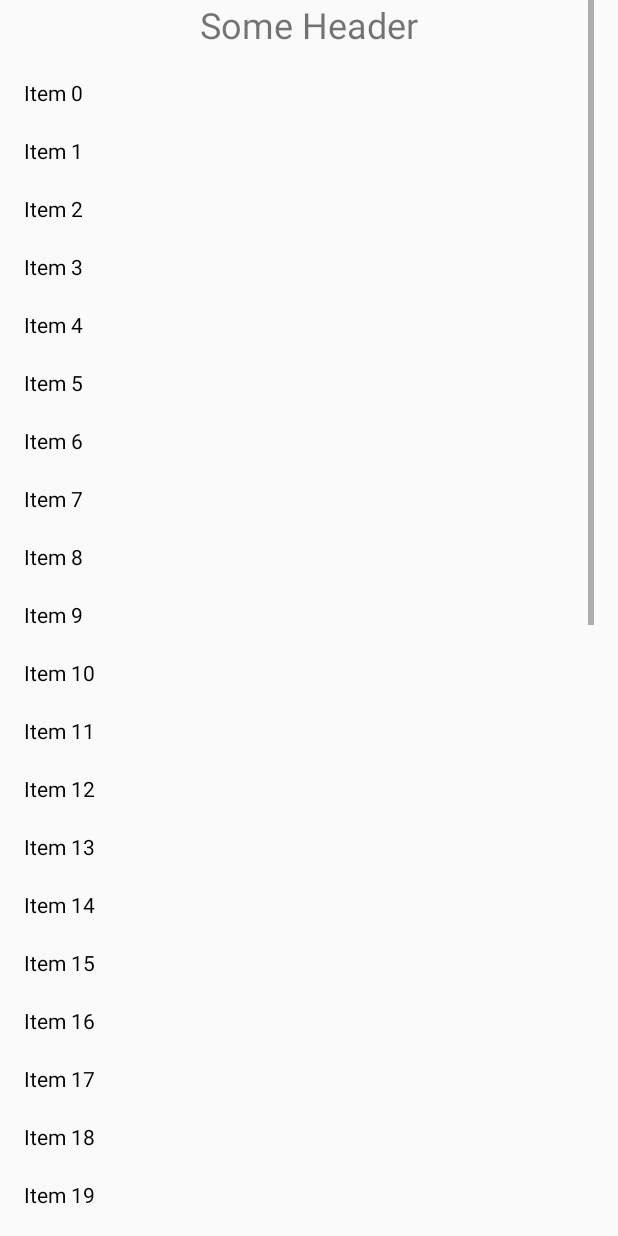
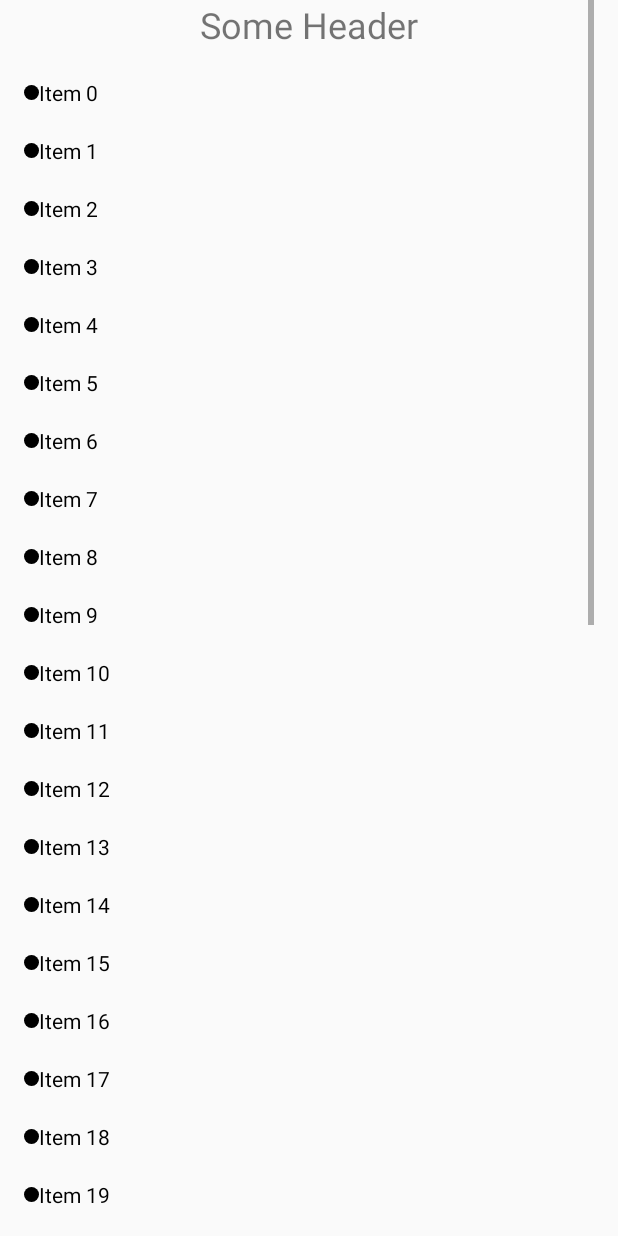
Before and after one commit to andrewRybakin/Mercury-internship, an Android app: the fragment MainActivityFragment placed in its activity, on a phone screen of 412 x 824 dp. Run offline under Robolectric (Android 15) with nearby library versions, the phone set to English and light mode, and no system bars.

```diff
--- /dev/null
+++ b/app/src/main/res/drawable/list_item_circle.xml
@@ -0,0 +1,11 @@
+<?xml version="1.0" encoding="utf-8"?>
+<shape
+    xmlns:android="http://schemas.android.com/apk/res/android"
+    android:shape="oval">
+
+    <solid
+        android:color="#000000"/>
+    <size
+        android:width="10dp"
+        android:height="10dp"/>
+</shape>
--- a/app/src/main/res/layout/main_listview_item.xml
+++ b/app/src/main/res/layout/main_listview_item.xml
@@ -1,9 +1,19 @@
 <?xml version="1.0" encoding="utf-8"?>
-
-<TextView xmlns:android="http://schemas.android.com/apk/res/android"
-    android:id="@+id/main_list_item_text"
+<LinearLayout xmlns:android="http://schemas.android.com/apk/res/android"
     android:layout_width="match_parent"
     android:layout_height="wrap_content"
-    android:paddingBottom="@dimen/list_padding"
-    android:paddingTop="@dimen/list_padding"
-    android:textColor="@android:color/black" />
+    android:orientation="horizontal"
+    android:layout_centerVertical="true">
+    <ImageView
+        android:layout_width="wrap_content"
+        android:layout_height="wrap_content"
+        android:src="@drawable/list_item_circle"
+        android:layout_gravity="center_vertical"/>
+    <TextView
+        android:id="@+id/main_list_item_text"
+        android:layout_width="match_parent"
+        android:layout_height="wrap_content"
+        android:paddingBottom="@dimen/list_padding"
+        android:paddingTop="@dimen/list_padding"
+        android:textColor="@android:color/black" />
+</LinearLayout>
```
